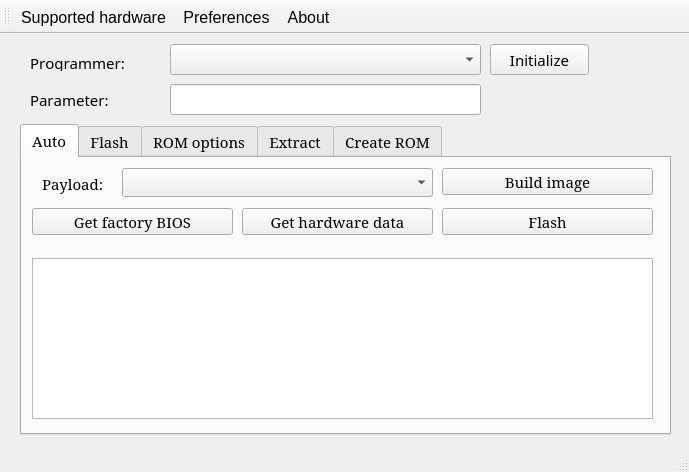
First picture: the form in mainwindow.ui, repository lukaszdmitrowski/coreboot_flashtool, before the edit.
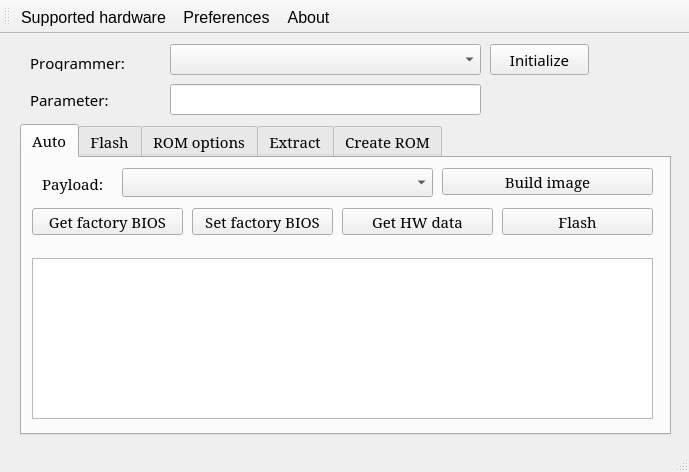
Second picture: the form after the edit. Icons and pictures are not drawn.

Commit message: [ADD] Selecting factory BIOS file instead of default path

The edit to the form file:
```diff
--- a/mainwindow.ui
+++ b/mainwindow.ui
@@ -113,9 +113,9 @@
      <widget class="QPushButton" name="b_auto_flash">
       <property name="geometry">
        <rect>
-        <x>420</x>
+        <x>480</x>
         <y>50</y>
-        <width>211</width>
+        <width>151</width>
         <height>27</height>
        </rect>
       </property>
@@ -126,14 +126,14 @@
      <widget class="QPushButton" name="b_auto_get_hw_data">
       <property name="geometry">
        <rect>
-        <x>220</x>
+        <x>320</x>
         <y>50</y>
-        <width>191</width>
+        <width>151</width>
         <height>27</height>
        </rect>
       </property>
       <property name="text">
-       <string>Get hardware data</string>
+       <string>Get HW data</string>
       </property>
      </widget>
      <widget class="QPushButton" name="b_auto_build_img">
@@ -154,7 +154,7 @@
        <rect>
         <x>10</x>
         <y>50</y>
-        <width>201</width>
+        <width>151</width>
         <height>27</height>
        </rect>
       </property>
@@ -162,6 +162,19 @@
        <string>Get factory BIOS</string>
       </property>
      </widget>
+     <widget class="QPushButton" name="b_auto_set_bios">
+      <property name="geometry">
+       <rect>
+        <x>170</x>
+        <y>50</y>
+        <width>141</width>
+        <height>27</height>
+       </rect>
+      </property>
+      <property name="text">
+       <string>Set factory BIOS</string>
+      </property>
+     </widget>
     </widget>
     <widget class="QWidget" name="tab_flash">
      <attribute name="icon">
```
The commit also changes 4 other files.
